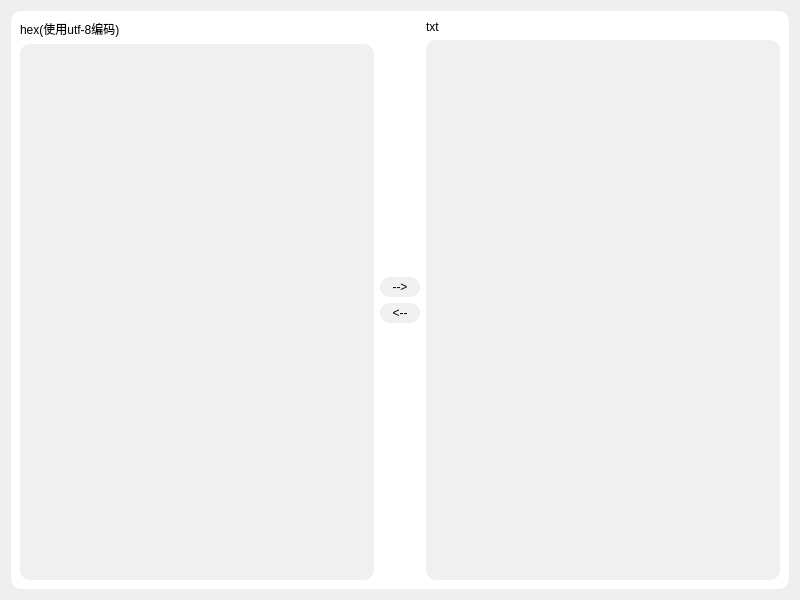
Old version of the form funcs/hex_txt_convert/hex_txt_convert.ui in the repository LearnALittleMore/cyg-tool.
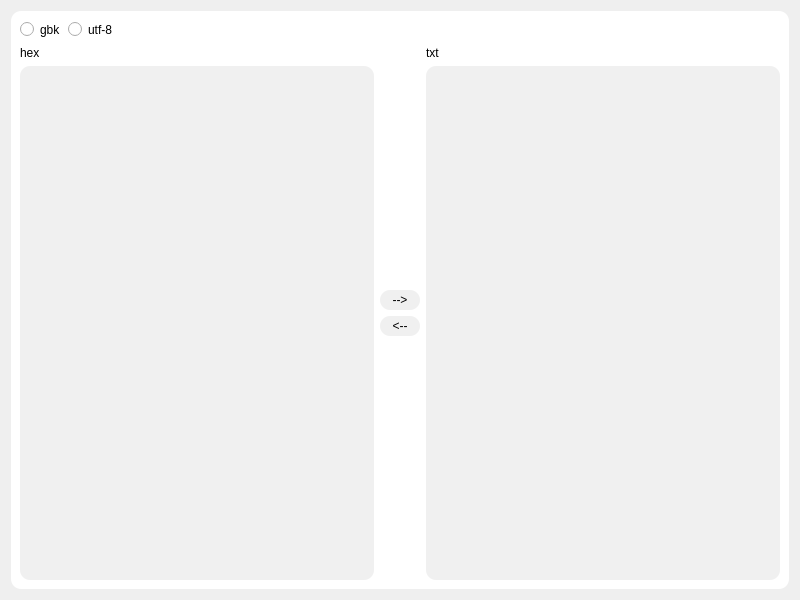
New version of the form.

Commit message: 增加httpPost工具(界面部分)

Diff of the .ui file:
```diff
--- a/funcs/hex_txt_convert/hex_txt_convert.ui
+++ b/funcs/hex_txt_convert/hex_txt_convert.ui
@@ -26,13 +26,13 @@
      <property name="frameShadow">
       <enum>QFrame::Raised</enum>
      </property>
-     <layout class="QHBoxLayout" name="horizontalLayout">
-      <item>
+     <layout class="QGridLayout" name="gridLayout_2">
+      <item row="1" column="0">
        <layout class="QVBoxLayout" name="verticalLayout">
         <item>
          <widget class="QLabel" name="label">
           <property name="text">
-           <string>hex(使用utf-8编码)</string>
+           <string>hex</string>
           </property>
          </widget>
         </item>
@@ -45,7 +45,7 @@
         </item>
        </layout>
       </item>
-      <item>
+      <item row="1" column="1">
        <layout class="QVBoxLayout" name="verticalLayout_3">
         <item>
          <spacer name="verticalSpacer">
@@ -81,7 +81,13 @@
            </size>
           </property>
           <property name="styleSheet">
-           <string notr="true">background-color: rgb(240, 240, 240);</string>
+           <string notr="true">QPushButton{
+background-color: rgb(240, 240, 240);
+}
+
+QPushButton:hover{
+background-color: rgb(205, 232, 255);
+}</string>
           </property>
           <property name="text">
            <string>--&gt;</string>
@@ -109,7 +115,13 @@
            </size>
           </property>
           <property name="styleSheet">
-           <string notr="true">background-color: rgb(240, 240, 240);</string>
+           <string notr="true">QPushButton{
+background-color: rgb(240, 240, 240);
+}
+
+QPushButton:hover{
+background-color: rgb(205, 232, 255);
+}</string>
           </property>
           <property name="text">
            <string>&lt;--</string>
@@ -131,7 +143,7 @@
         </item>
        </layout>
       </item>
-      <item>
+      <item row="1" column="2">
        <layout class="QVBoxLayout" name="verticalLayout_2">
         <item>
          <widget class="QLabel" name="label_2">
@@ -149,6 +161,43 @@
         </item>
        </layout>
       </item>
+      <item row="0" column="0" colspan="3">
+       <layout class="QHBoxLayout" name="horizontalLayout">
+        <item>
+         <widget class="QRadioButton" name="radioBtnGBK">
+          <property name="text">
+           <string>gbk</string>
+          </property>
+          <attribute name="buttonGroup">
+           <string notr="true">buttonGroup</string>
+          </attribute>
+         </widget>
+        </item>
+        <item>
+         <widget class="QRadioButton" name="radioBtnUtf8">
+          <property name="text">
+           <string>utf-8</string>
+          </property>
+          <attribute name="buttonGroup">
+           <string notr="true">buttonGroup</string>
+          </attribute>
+         </widget>
+        </item>
+        <item>
+         <spacer name="horizontalSpacer">
+          <property name="orientation">
+           <enum>Qt::Horizontal</enum>
+          </property>
+          <property name="sizeHint" stdset="0">
+           <size>
+            <width>40</width>
+            <height>20</height>
+           </size>
+          </property>
+         </spacer>
+        </item>
+       </layout>
+      </item>
      </layout>
     </widget>
    </item>
```
The commit also changes 7 other files.
